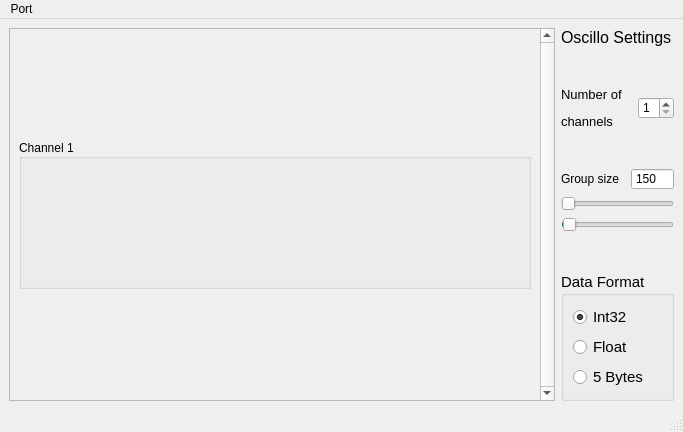
Old version of the form mainwindow.ui in the repository Kortepk/Oscillo-Parser.
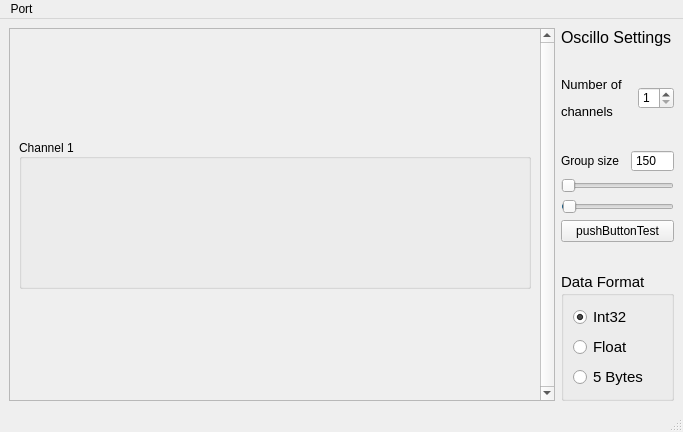
New version of the form.

```diff
--- a/mainwindow.ui
+++ b/mainwindow.ui
@@ -284,6 +284,13 @@
         </property>
        </widget>
       </item>
+      <item>
+       <widget class="QPushButton" name="pushButtonTest">
+        <property name="text">
+         <string>pushButtonTest</string>
+        </property>
+       </widget>
+      </item>
       <item>
        <spacer name="verticalSpacer_3">
         <property name="orientation">
```
